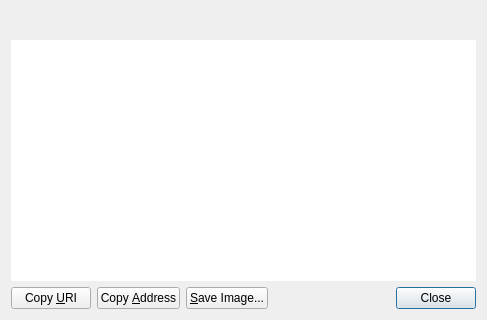
Before: the Qt Designer form src/qt/forms/receiverequestdialog.ui in thelonecrouton/bitcredit, drawn with Qt 5; both pictures show x 0 to 487 and y 277 to 597 of the 487 by 597 pixel window.
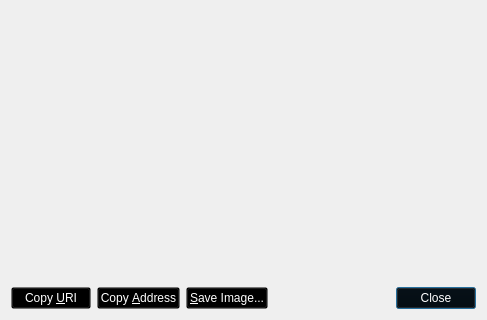
After: the same form once the commit is applied. Custom widgets are drawn as their Qt base class.

```diff
--- a/src/qt/forms/receiverequestdialog.ui
+++ b/src/qt/forms/receiverequestdialog.ui
@@ -53,6 +53,9 @@
        <height>50</height>
       </size>
      </property>
+     <property name="styleSheet">
+      <string notr="true">color: rgb(255, 255, 255);background:transparent; </string>
+     </property>
      <property name="frameShape">
       <enum>QFrame::NoFrame</enum>
      </property>
@@ -71,6 +74,9 @@
     <layout class="QHBoxLayout" name="horizontalLayout">
      <item>
       <widget class="QPushButton" name="btnCopyURI">
+       <property name="styleSheet">
+        <string notr="true">color: rgb(255, 255, 255);background:transparent; </string>
+       </property>
        <property name="text">
         <string>Copy &amp;URI</string>
        </property>
@@ -81,6 +87,9 @@
      </item>
      <item>
       <widget class="QPushButton" name="btnCopyAddress">
+       <property name="styleSheet">
+        <string notr="true">color: rgb(255, 255, 255);background:transparent; </string>
+       </property>
        <property name="text">
         <string>Copy &amp;Address</string>
        </property>
@@ -91,6 +100,9 @@
      </item>
      <item>
       <widget class="QPushButton" name="btnSaveAs">
+       <property name="styleSheet">
+        <string notr="true">color: rgb(255, 255, 255);background:transparent; </string>
+       </property>
        <property name="text">
         <string>&amp;Save Image...</string>
        </property>
@@ -114,6 +126,9 @@
      </item>
      <item>
       <widget class="QDialogButtonBox" name="buttonBox">
+       <property name="styleSheet">
+        <string notr="true">color: rgb(255, 255, 255);background:transparent; </string>
+       </property>
        <property name="standardButtons">
         <set>QDialogButtonBox::Close</set>
        </property>
```
